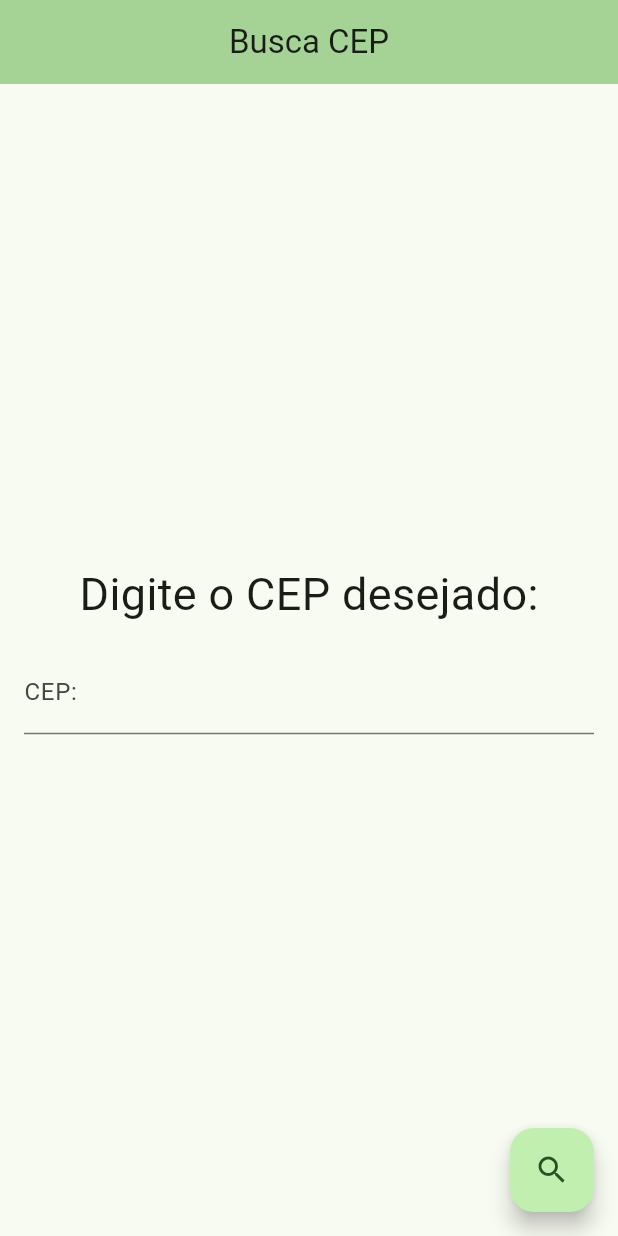
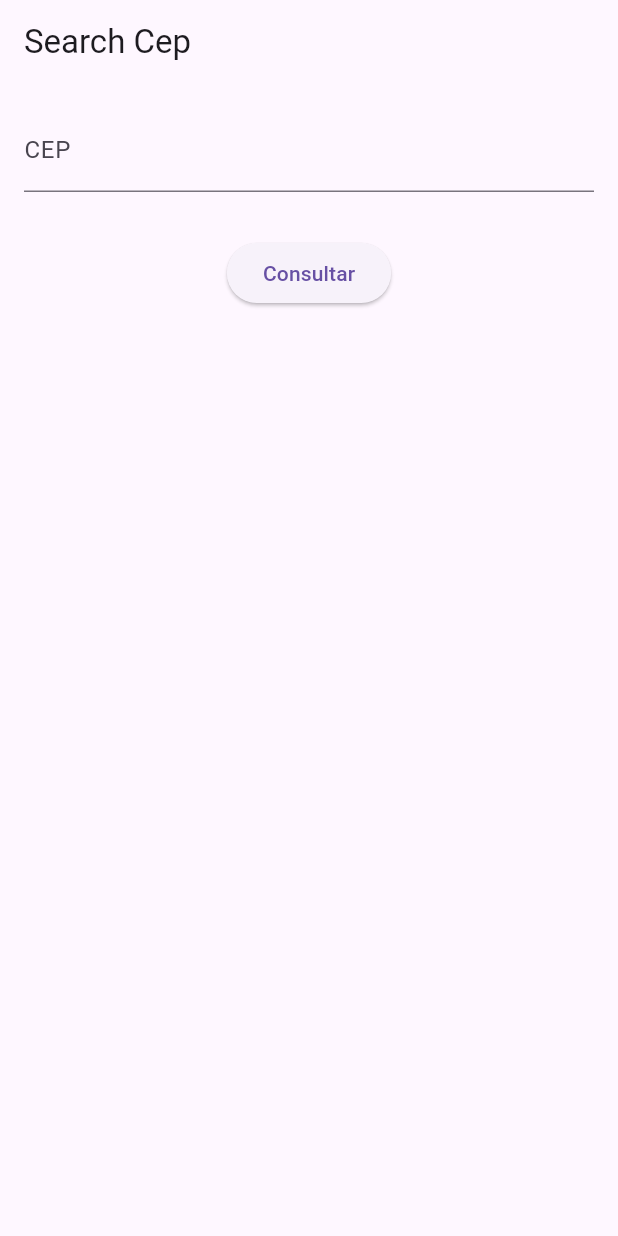
Before and after one commit to WillianSeidel/busca_cep, a Flutter app: the screen it shows after launch, on a phone screen of 412 x 824 dp. Run offline on Flutter 3.47's test engine with Material 3 defaults, Android fonts, the phone set to English and light mode, and no system bars.

Commit message:
feat: search_cep

```diff
--- /dev/null
+++ b/your_app_buscacep/devtools_options.yaml
@@ -0,0 +1,3 @@
+description: This file stores settings for Dart & Flutter DevTools.
+documentation: https://docs.flutter.dev/tools/devtools/extensions#configure-extension-enablement-states
+extensions:
--- /dev/null
+++ b/your_app_buscacep/lib/cep/cep_state.dart
@@ -0,0 +1,29 @@
+import 'package:your_app_buscacep/models/cep_model.dart';
+
+class CepState {
+  final CepModel? value;
+  final bool isLoading;
+  final bool isInitial;
+  final bool hasError;
+
+  CepState({
+    this.value,
+    this.isInitial = true,
+    this.isLoading = false,
+    this.hasError = false,
+  });
+
+  CepState copyWith({
+    CepModel? value,
+    bool? isLoading,
+    bool? isInitial,
+    bool? hasError,
+  }) {
+    return CepState(
+      value: value ?? this.value,
+      isLoading: isLoading ?? this.isLoading,
+      isInitial: isInitial ?? this.isInitial,
+      hasError: hasError ?? this.hasError,
+    );
+  }
+}
--- a/your_app_buscacep/lib/main.dart
+++ b/your_app_buscacep/lib/main.dart
@@ -1,23 +1,25 @@
 import 'package:flutter/material.dart';
+import 'package:provider/provider.dart';
+import 'package:your_app_buscacep/cep/cep_provider.dart';
 import 'package:your_app_buscacep/screen/homepage.dart';
 
 void main() {
-  runApp(const MyApp());
+  runApp(const SearchCep());
 }
 
-class MyApp extends StatelessWidget {
-  const MyApp({super.key});
+class SearchCep extends StatelessWidget {
+  const SearchCep({Key? key}) : super(key: key);
 
   @override
   Widget build(BuildContext context) {
-    return MaterialApp(
-      title: 'Busca Cep',
-      theme: ThemeData(
-        colorScheme:
-            ColorScheme.fromSeed(seedColor: Color.fromARGB(255, 86, 235, 66)),
-        useMaterial3: true,
+    return ChangeNotifierProvider(
+      create: (context) => CepProvider(),
+      child: MaterialApp(
+        debugShowCheckedModeBanner: false,
+        title: 'Search Cep',
+        home: const HomePage(),
+        theme: ThemeData(primarySwatch: Colors.yellow),
       ),
-      home: const MyHomePage(title: 'Busca CEP'),
     );
   }
 }
--- /dev/null
+++ b/your_app_buscacep/lib/models/cep_model.dart
@@ -0,0 +1,40 @@
+class CepModel {
+  CepModel({
+    this.cep,
+    this.logradouro,
+    this.complemento,
+    this.bairro,
+    this.localidade,
+    this.uf,
+    this.ibge,
+    this.gia,
+    this.ddd,
+    this.siafi,
+  });
+
+  final String? cep;
+  final String? logradouro;
+  final String? complemento;
+  final String? bairro;
+  final String? localidade;
+  final String? uf;
+  final String? ibge;
+  final String? gia;
+  final String? ddd;
+  final String? siafi;
+
+  factory CepModel.fromJson(Map<String, dynamic> json) {
+    return CepModel(
+      cep: json["cep"],
+      logradouro: json["logradouro"],
+      complemento: json["complemento"],
+      bairro: json["bairro"],
+      localidade: json["localidade"],
+      uf: json["uf"],
+      ibge: json["ibge"],
+      gia: json["gia"],
+      ddd: json["ddd"],
+      siafi: json["siafi"],
+    );
+  }
+}
--- a/your_app_buscacep/lib/screen/homepage.dart
+++ b/your_app_buscacep/lib/screen/homepage.dart
@@ -1,51 +1,116 @@
 import 'package:flutter/material.dart';
+import 'package:your_app_buscacep/cep/cep_provider.dart';
+import 'package:your_app_buscacep/models/cep_model.dart';
+import 'package:provider/provider.dart';
 
-class MyHomePage extends StatefulWidget {
-  const MyHomePage({super.key, required this.title});
-
-  final String title;
+class HomePage extends StatefulWidget {
+  const HomePage({Key? key}) : super(key: key);
 
   @override
-  State<MyHomePage> createState() => _MyHomePageState();
+  State<HomePage> createState() => _HomePageState();
 }
 
-class _MyHomePageState extends State<MyHomePage> {
-  final TextEditingController _controller = TextEditingController();
+class _HomePageState extends State<HomePage> {
+  late final GlobalKey<FormState> _formKey;
+  late final CepProvider _cepProvider;
+
+  @override
+  void initState() {
+    super.initState();
+    _formKey = GlobalKey<FormState>();
+  }
+
+  @override
+  void didChangeDependencies() {
+    super.didChangeDependencies();
+
+    _cepProvider = Provider.of<CepProvider>(context, listen: false);
+  }
 
   @override
   Widget build(BuildContext context) {
-    return Scaffold(
+    return GestureDetector(
+      onTap: () {
+        FocusScope.of(context).requestFocus(FocusNode());
+      },
+      child: Scaffold(
         appBar: AppBar(
-        backgroundColor: Theme.of(context).colorScheme.inversePrimary,
-        title: Text(widget.title),
-        centerTitle: true,
+          title: const Text('Search Cep'),
         ),
-      body: Center(
+        body: SingleChildScrollView(
+          padding: const EdgeInsets.all(16),
           child: Column(
-          mainAxisAlignment: MainAxisAlignment.center,
             children: <Widget>[
-            const Text('Digite o CEP desejado:',
-                style: TextStyle(fontSize: 30.0)),
-            Padding(
-              padding: const EdgeInsets.all(16.0),
-              child: TextField(
-                  controller: _controller,
-                  keyboardType: TextInputType.number,
-                  decoration: InputDecoration(
-                    errorBorder: OutlineInputBorder(),
-                    labelText: 'CEP:',
-                  )),
+              _buildFormCep(),
+              AnimatedBuilder(
+                animation: _cepProvider,
+                builder: (context, _) {
+                  if (_cepProvider.state.isInitial) {
+                    return const Text('');
+                  } else if (_cepProvider.state.isLoading) {
+                    return const Center(
+                      child: Padding(
+                        padding: EdgeInsets.only(top: 20),
+                        child: CircularProgressIndicator(),
+                      ),
+                    );
+                  } else if (_cepProvider.state.value != null) {
+                    final value = _cepProvider.state.value;
+                    return _buildCardResultAddress(value);
+                  }
+                  return Container();
+                },
               ),
             ],
           ),
         ),
-      floatingActionButton: FloatingActionButton(
+      ),
+    );
+  }
+
+  Widget _buildCardResultAddress(CepModel? value) {
+    return Center(
+      child: SizedBox(
+        child: Padding(
+          padding: const EdgeInsets.only(top: 30),
+          child: Text(
+              "${value!.cep}\n${value.bairro}, ${value.logradouro} - ${value.uf}.\n${value.localidade} - ${value.ddd} ",
+              style: const TextStyle(fontWeight: FontWeight.bold)),
+        ),
+      ),
+    );
+  }
+
+  Widget _buildFormCep() {
+    return Form(
+      key: _formKey,
+      child: Column(
+        children: [
+          TextFormField(
+            onSaved: (value) {
+              _cepProvider.getAddress(value!);
+            },
+            validator: (value) {
+              if (value!.length != 8) {
+                return "Cep Inválido";
+              }
+              return null;
+            },
+            keyboardType: TextInputType.number,
+            decoration: const InputDecoration(label: Text("CEP")),
+          ),
+          const SizedBox(
+            height: 30,
+          ),
+          ElevatedButton(
             onPressed: () {
-          // Aqui você pode adicionar a ação desejada quando o botão for pressionado
-          print('CEP digitado: ${_controller.text}');
+              if (_formKey.currentState!.validate()) {
+                _formKey.currentState!.save();
+              }
             },
-        tooltip: 'Search',
-        child: const Icon(Icons.search),
+            child: const Text('Consultar'),
+          )
+        ],
       ),
     );
   }
```
Also changed, not shown: your_app_buscacep/lib/cep/cep_provider.dart (added, +36 -0 lines), your_app_buscacep/lib/utils/api_buscacep.dart (+15 -0 lines), your_app_buscacep/pubspec.yaml (+4 -4 lines), your_app_buscacep/pubspec.lock. Lines whose indentation alone changed are shown as unchanged.
